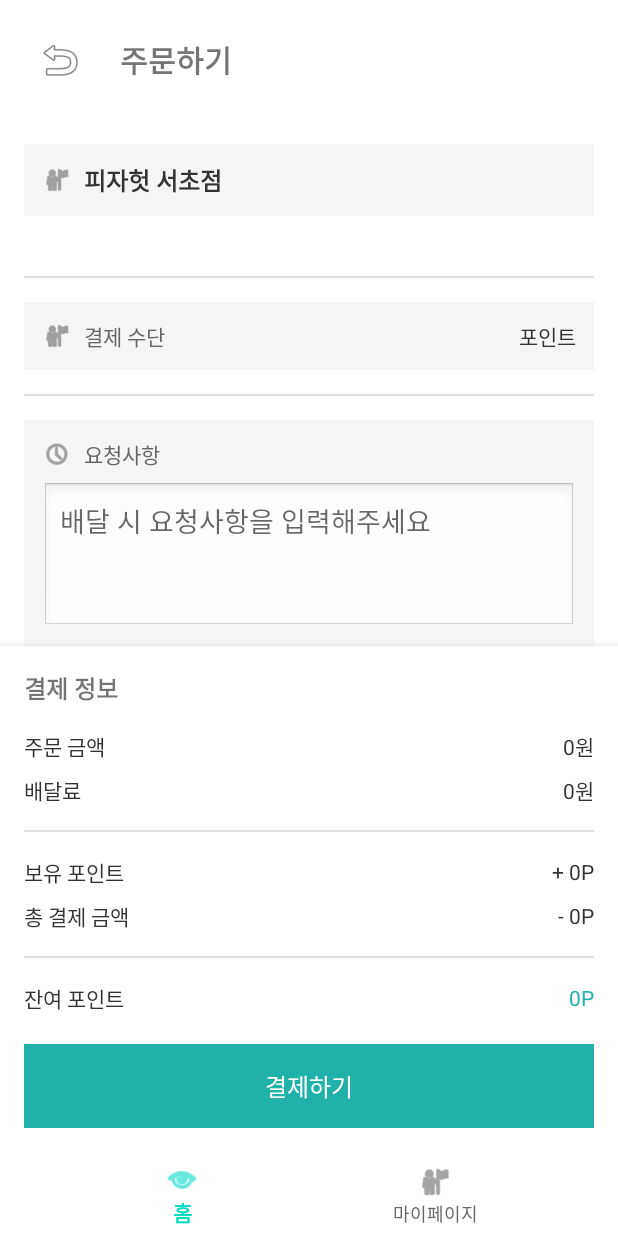
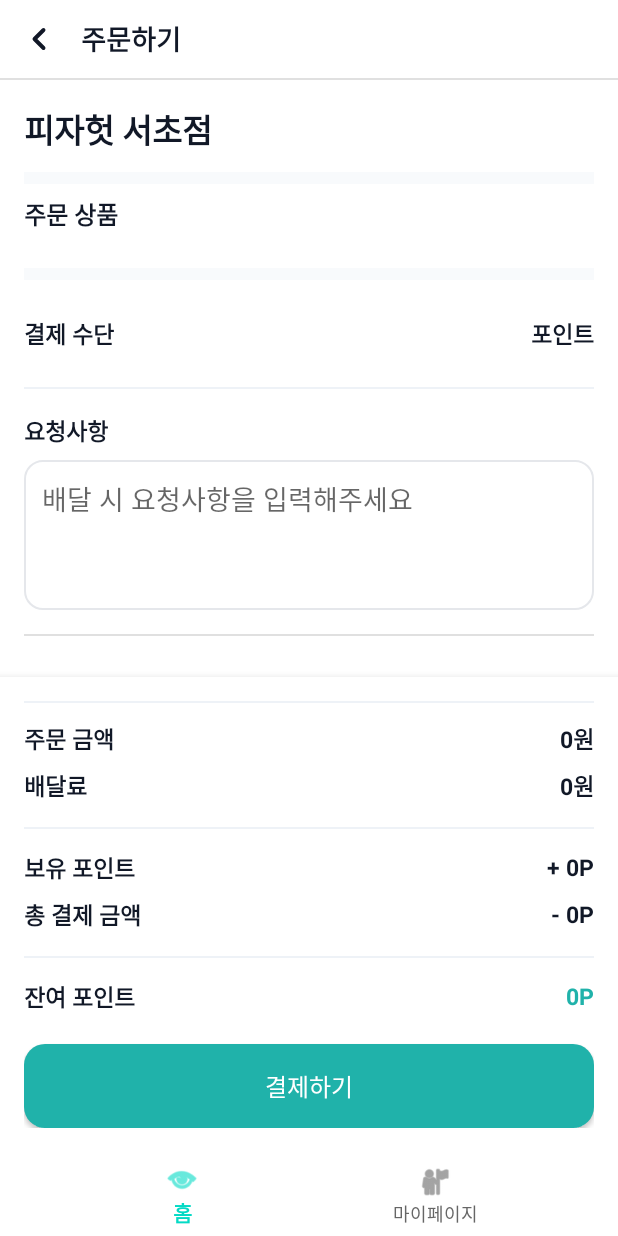
Before and after one commit to Ranunculus2165/mobile, an Android app: the OrderActivity screen opened directly, with no data from a screen before it, on a phone screen of 412 x 824 dp. Run offline under Robolectric (Android 15) with nearby library versions, the phone set to English and light mode, and no system bars; libraries missing offline, so code that uses them is left out: net.openid.appauth; 8 statements that could not run were skipped.

Commit message:
[UPDATE] 주문/결제 페이지 디자인 수정

```diff
--- a/mobile/app/src/main/java/com/example/mobile/ui/order/OrderActivity.kt
+++ b/mobile/app/src/main/java/com/example/mobile/ui/order/OrderActivity.kt
@@ -189,7 +189,8 @@ class OrderActivity : BaseActivity() {
                 btnPay.setBackgroundColor(android.graphics.Color.parseColor("#CCCCCC"))
             } else {
                 btnPay.isEnabled = true
-                btnPay.setBackgroundColor(android.graphics.Color.parseColor("#20B2AA"))
+                // XML의 라운드 스타일 유지
+                btnPay.setBackgroundResource(R.drawable.bg_teal_rounded_14)
             }
         }
     }
--- a/mobile/app/src/main/res/layout/activity_order.xml
+++ b/mobile/app/src/main/res/layout/activity_order.xml
@@ -5,42 +5,56 @@
     android:layout_height="match_parent"
     android:background="@android:color/white">
 
-    <!-- 상단 헤더 -->
+    <!-- 상단바 -->
     <LinearLayout
         android:id="@+id/layoutOrderHeader"
         android:layout_width="0dp"
         android:layout_height="wrap_content"
         android:orientation="horizontal"
-        android:padding="16dp"
         android:gravity="center_vertical"
+        android:paddingHorizontal="6dp"
+        android:paddingTop="6dp"
+        android:paddingBottom="6dp"
         app:layout_constraintTop_toTopOf="parent"
         app:layout_constraintStart_toStartOf="parent"
         app:layout_constraintEnd_toEndOf="parent">
 
         <androidx.appcompat.widget.AppCompatImageButton
             android:id="@+id/btnOrderBack"
-            android:layout_width="48dp"
-            android:layout_height="48dp"
-            android:src="@android:drawable/ic_menu_revert"
+            android:layout_width="40dp"
+            android:layout_height="40dp"
+            android:src="@drawable/ic_arrow_back_24"
             android:background="?attr/selectableItemBackgroundBorderless"
+            android:padding="8dp"
+            android:tint="#111827"
             android:contentDescription="뒤로가기" />
 
         <TextView
-            android:layout_width="0dp"
+            android:layout_width="wrap_content"
             android:layout_height="wrap_content"
-            android:layout_weight="1"
             android:text="주문하기"
-            android:textSize="20sp"
+            android:textSize="18sp"
             android:textStyle="bold"
-            android:paddingStart="16dp" />
+            android:textColor="#111827"
+            android:paddingStart="8dp" />
 
     </LinearLayout>
+
+    <!-- 상단 구분선 -->
+    <View
+        android:id="@+id/dividerTop"
+        android:layout_width="0dp"
+        android:layout_height="1dp"
+        android:background="#E0E0E0"
+        app:layout_constraintTop_toBottomOf="@id/layoutOrderHeader"
+        app:layout_constraintStart_toStartOf="parent"
+        app:layout_constraintEnd_toEndOf="parent" />
 
     <!-- 스크롤 가능한 컨텐츠 -->
     <androidx.core.widget.NestedScrollView
         android:layout_width="0dp"
         android:layout_height="0dp"
-        app:layout_constraintTop_toBottomOf="@id/layoutOrderHeader"
+        app:layout_constraintTop_toBottomOf="@id/dividerTop"
         app:layout_constraintBottom_toTopOf="@id/layoutOrderFooter"
         app:layout_constraintStart_toStartOf="parent"
         app:layout_constraintEnd_toEndOf="parent">
@@ -51,81 +65,73 @@
             android:orientation="vertical"
             android:padding="16dp">
 
-            <!-- 가게 정보 (회색 배경) -->
-            <LinearLayout
+            <!-- 가게명 -->
+            <TextView
+                android:id="@+id/tvOrderStoreName"
                 android:layout_width="match_parent"
                 android:layout_height="wrap_content"
-                android:orientation="horizontal"
-                android:gravity="center_vertical"
-                android:padding="12dp"
-                android:background="#F5F5F5"
-                android:layout_marginBottom="0dp">
+                android:text="피자헛 서초점"
+                android:textSize="22sp"
+                android:textStyle="bold"
+                android:textColor="#111827"
+                android:paddingBottom="12dp" />
 
-                <ImageView
-                    android:layout_width="20dp"
-                    android:layout_height="20dp"
-                    android:src="@android:drawable/ic_menu_myplaces"
-                    android:tint="#666666" />
+            <!-- 구분선 -->
+            <View
+                android:layout_width="match_parent"
+                android:layout_height="8dp"
+                android:background="#F8FAFC"
+                android:layout_marginBottom="8dp" />
 
-                <TextView
-                    android:id="@+id/tvOrderStoreName"
-                    android:layout_width="wrap_content"
-                    android:layout_height="wrap_content"
-                    android:text="피자헛 서초점"
-                    android:textSize="16sp"
-                    android:textStyle="bold"
-                    android:textColor="#333333"
-                    android:layout_marginStart="8dp" />
-
-            </LinearLayout>
+            <TextView
+                android:layout_width="match_parent"
+                android:layout_height="wrap_content"
+                android:text="주문 상품"
+                android:textSize="16sp"
+                android:textStyle="bold"
+                android:textColor="#111827"
+                android:paddingBottom="8dp" />
 
             <!-- 주문 상품 -->
             <androidx.recyclerview.widget.RecyclerView
                 android:id="@+id/rvOrderItems"
                 android:layout_width="match_parent"
                 android:layout_height="wrap_content"
-                android:paddingVertical="12dp"
                 android:layout_marginBottom="0dp" />
 
             <!-- 구분선 -->
             <View
                 android:layout_width="match_parent"
-                android:layout_height="1dp"
-                android:background="#E0E0E0"
+                android:layout_height="8dp"
+                android:background="#F8FAFC"
                 android:layout_marginVertical="16dp" />
 
-            <!-- 결제 수단 (회색 배경) -->
+            <!-- 결제 수단 -->
             <LinearLayout
                 android:layout_width="match_parent"
                 android:layout_height="wrap_content"
                 android:orientation="horizontal"
                 android:gravity="center_vertical"
-                android:padding="12dp"
-                android:background="#F5F5F5"
+                android:paddingVertical="8dp"
                 android:layout_marginBottom="0dp">
-
-                <ImageView
-                    android:layout_width="20dp"
-                    android:layout_height="20dp"
-                    android:src="@android:drawable/ic_menu_myplaces"
-                    android:tint="#666666" />
 
                 <TextView
                     android:layout_width="0dp"
                     android:layout_height="wrap_content"
                     android:layout_weight="1"
                     android:text="결제 수단"
-                    android:textSize="14sp"
-                    android:textColor="#666666"
-                    android:layout_marginStart="8dp" />
+                    android:textSize="15sp"
+                    android:textStyle="bold"
+                    android:textColor="#111827" />
 
                 <TextView
                     android:id="@+id/tvOrderPaymentMethod"
                     android:layout_width="wrap_content"
                     android:layout_height="wrap_content"
                     android:text="포인트"
-                    android:textSize="14sp"
-                    android:textColor="#333333" />
+                    android:textSize="15sp"
+                    android:textStyle="bold"
+                    android:textColor="#111827" />
 
             </LinearLayout>
 
@@ -133,16 +139,14 @@
             <View
                 android:layout_width="match_parent"
                 android:layout_height="1dp"
-                android:background="#E0E0E0"
+                android:background="#EEF2F7"
                 android:layout_marginVertical="16dp" />
 
-            <!-- 요청사항 (회색 배경) -->
+            <!-- 요청사항 -->
             <LinearLayout
                 android:layout_width="match_parent"
                 android:layout_height="wrap_content"
                 android:orientation="vertical"
-                android:padding="12dp"
-                android:background="#F5F5F5"
                 android:layout_marginBottom="0dp">
 
                 <LinearLayout
@@ -152,20 +156,14 @@
                     android:gravity="center_vertical"
                     android:layout_marginBottom="8dp">
 
-                    <ImageView
-                        android:layout_width="20dp"
-                        android:layout_height="20dp"
-                        android:src="@android:drawable/ic_menu_recent_history"
-                        android:tint="#666666" />
-
                     <TextView
                         android:layout_width="0dp"
                         android:layout_height="wrap_content"
                         android:layout_weight="1"
                         android:text="요청사항"
-                        android:textSize="14sp"
-                        android:textColor="#666666"
-                        android:layout_marginStart="8dp" />
+                        android:textSize="15sp"
+                        android:textStyle="bold"
+                        android:textColor="#111827" />
 
                 </LinearLayout>
 
@@ -174,7 +172,7 @@
                     android:layout_width="match_parent"
                     android:layout_height="100dp"
                     android:hint="배달 시 요청사항을 입력해주세요"
-                    android:background="@android:drawable/edit_text"
+                    android:background="@drawable/bg_qty_control"
                     android:padding="12dp"
                     android:gravity="top|start"
                     android:inputType="textMultiLine"
@@ -206,14 +204,11 @@
         app:layout_constraintStart_toStartOf="parent"
         app:layout_constraintEnd_toEndOf="parent">
 
-        <!-- 결제 정보 -->
-        <TextView
+        <View
             android:layout_width="match_parent"
-            android:layout_height="wrap_content"
-            android:text="결제 정보"
-            android:textSize="16sp"
-            android:textStyle="bold"
-            android:layout_marginBottom="16dp" />
+            android:layout_height="1dp"
+            android:layout_marginBottom="12dp"
+            android:background="#EEF2F7" />
 
         <!-- 주문 금액 -->
         <LinearLayout
@@ -228,16 +223,18 @@
                 android:layout_height="wrap_content"
                 android:layout_weight="1"
                 android:text="주문 금액"
-                android:textSize="14sp"
-                android:textColor="#333333" />
+                android:textSize="15sp"
+                android:textStyle="bold"
+                android:textColor="#111827" />
 
             <TextView
                 android:id="@+id/tvOrderAmount"
                 android:layout_width="wrap_content"
                 android:layout_height="wrap_content"
                 android:text="0원"
-                android:textSize="14sp"
-                android:textColor="#333333" />
+                android:textSize="15sp"
+                android:textStyle="bold"
+                android:textColor="#111827" />
 
         </LinearLayout>
 
@@ -254,16 +251,18 @@
                 android:layout_height="wrap_content"
                 android:layout_weight="1"
                 android:text="배달료"
-                android:textSize="14sp"
-                android:textColor="#333333" />
+                android:textSize="15sp"
+                android:textStyle="bold"
+                android:textColor="#111827" />
 
             <TextView
                 android:id="@+id/tvOrderDeliveryFee"
                 android:layout_width="wrap_content"
                 android:layout_height="wrap_content"
                 android:text="0원"
-                android:textSize="14sp"
-                android:textColor="#333333" />
+                android:textSize="15sp"
+                android:textStyle="bold"
+                android:textColor="#111827" />
 
         </LinearLayout>
 
@@ -271,8 +270,8 @@
         <View
             android:layout_width="match_parent"
             android:layout_height="1dp"
-            android:background="#E0E0E0"
-            android:layout_marginBottom="16dp" />
+            android:background="#EEF2F7"
+            android:layout_marginBottom="14dp" />
 
         <!-- 보유 포인트 -->
         <LinearLayout
@@ -287,16 +286,18 @@
                 android:layout_height="wrap_content"
                 android:layout_weight="1"
                 android:text="보유 포인트"
-                android:textSize="14sp"
-                android:textColor="#333333" />
+                android:textSize="15sp"
+                android:textStyle="bold"
+                android:textColor="#111827" />
 
             <TextView
                 android:id="@+id/tvAvailablePoint"
                 android:layout_width="wrap_content"
                 android:layout_height="wrap_content"
                 android:text="+ 0P"
-                android:textSize="14sp"
-                android:textColor="#333333" />
+                android:textSize="15sp"
+                android:textStyle="bold"
+                android:textColor="#111827" />
 
         </LinearLayout>
 
@@ -313,16 +314,18 @@
                 android:layout_height="wrap_content"
                 android:layout_weight="1"
                 android:text="총 결제 금액"
-                android:textSize="14sp"
-                android:textColor="#333333" />
+                android:textSize="15sp"
+                android:textStyle="bold"
+                android:textColor="#111827" />
 
             <TextView
                 android:id="@+id/tvOrderTotalPrice"
                 android:layout_width="wrap_content"
                 android:layout_height="wrap_content"
                 android:text="- 0P"
-                android:textSize="14sp"
-                android:textColor="#333333" />
+                android:textSize="15sp"
+                android:textStyle="bold"
+                android:textColor="#111827" />
 
         </LinearLayout>
 
@@ -330,8 +333,8 @@
         <View
             android:layout_width="match_parent"
             android:layout_height="1dp"
-            android:background="#E0E0E0"
-            android:layout_marginBottom="16dp" />
+            android:background="#EEF2F7"
+            android:layout_marginBottom="14dp" />
 
         <!-- 잔여 포인트 -->
         <LinearLayout
@@ -346,15 +349,17 @@
                 android:layout_height="wrap_content"
                 android:layout_weight="1"
                 android:text="잔여 포인트"
-                android:textSize="14sp"
-                android:textColor="#333333" />
+                android:textSize="15sp"
+                android:textStyle="bold"
+                android:textColor="#111827" />
 
             <TextView
                 android:id="@+id/tvOrderRemainingPoint"
                 android:layout_width="wrap_content"
                 android:layout_height="wrap_content"
                 android:text="0P"
-                android:textSize="14sp"
+                android:textSize="15sp"
+                android:textStyle="bold"
                 android:textColor="#20B2AA" />
 
         </LinearLayout>
@@ -367,7 +372,7 @@
             android:text="결제하기"
             android:textSize="16sp"
             android:textColor="@android:color/white"
-            android:background="#20B2AA"
+            android:background="@drawable/bg_teal_rounded_14"
             android:padding="16dp" />
 
     </LinearLayout>
--- a/mobile/app/src/main/res/layout/item_order.xml
+++ b/mobile/app/src/main/res/layout/item_order.xml
@@ -2,9 +2,15 @@
 <LinearLayout xmlns:android="http://schemas.android.com/apk/res/android"
     android:layout_width="match_parent"
     android:layout_height="wrap_content"
+    android:orientation="vertical">
+
+    <LinearLayout
+        android:layout_width="match_parent"
+        android:layout_height="wrap_content"
         android:orientation="horizontal"
         android:gravity="center_vertical"
-    android:paddingVertical="8dp">
+        android:paddingHorizontal="16dp"
+        android:paddingVertical="14dp">
 
         <TextView
             android:id="@+id/tvOrderItemName"
@@ -12,8 +18,9 @@
             android:layout_height="wrap_content"
             android:layout_weight="1"
             android:text="메뉴 이름"
-        android:textSize="14sp"
-        android:textColor="#333333" />
+            android:textSize="16sp"
+            android:textStyle="bold"
+            android:textColor="#111827" />
 
         <TextView
             android:id="@+id/tvOrderItemQuantity"
@@ -21,7 +28,8 @@
             android:layout_height="wrap_content"
             android:text="x1"
             android:textSize="14sp"
-        android:textColor="#666666"
+            android:textStyle="bold"
+            android:textColor="#64748B"
             android:layout_marginEnd="12dp" />
 
         <TextView
@@ -29,7 +37,15 @@
             android:layout_width="wrap_content"
             android:layout_height="wrap_content"
             android:text="22,000원"
-        android:textSize="14sp"
-        android:textColor="#333333" />
+            android:textSize="15sp"
+            android:textStyle="bold"
+            android:textColor="#111827" />
 
     </LinearLayout>
+
+    <View
+        android:layout_width="match_parent"
+        android:layout_height="1dp"
+        android:background="#EEF2F7" />
+
+</LinearLayout>
```
Lines whose indentation alone changed are shown as unchanged.
